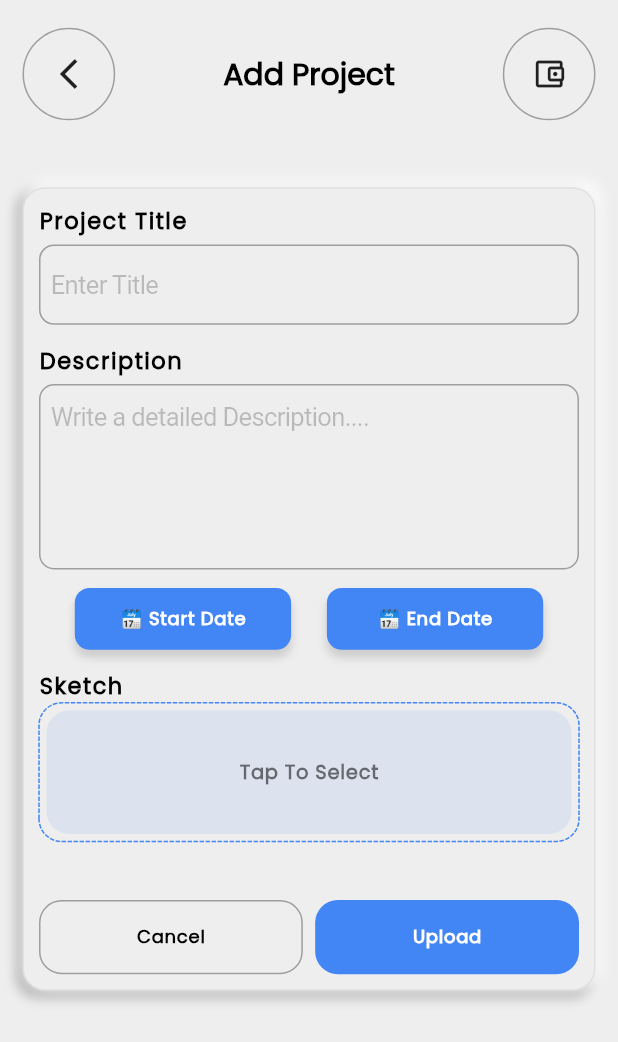
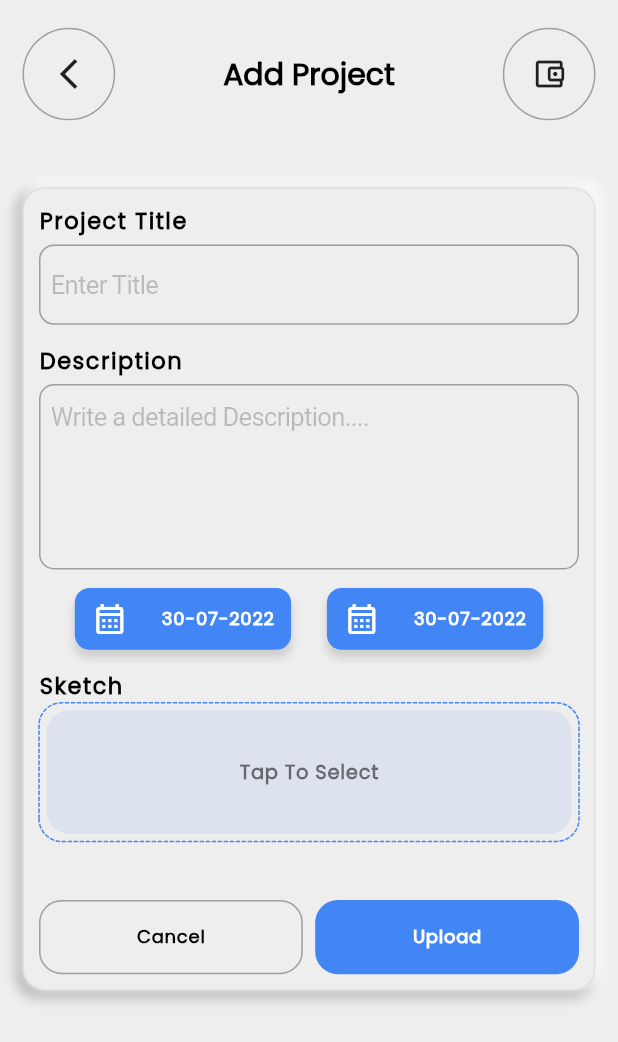
Before and after one commit to ashishashsih/miniguru, a Flutter app: the MyProjectsView screen opened by its route, on a phone screen of 412 x 824 dp. Shown: the top 1042 px of the screen. Run offline on Flutter 3.47's test engine with Material 2 defaults, Android fonts, the phone set to English and light mode, and no system bars; drawn by our look-alikes of delayed_display, dotted_border; our stand-ins replace animated_bottom_navigation_bar, auto_size_text, badges, dropdown_button2, firebase_auth, firebase_core and 14 more; missing offline and left inert: d_chart, flutter_3d_choice_chip, onboarding_animation; accounts and stored records are empty; statements that could not run were skipped.

```diff
--- a/lib/app/modules/myProjects/views/my_projects_view.dart
+++ b/lib/app/modules/myProjects/views/my_projects_view.dart
@@ -8,7 +8,10 @@ import '../controllers/my_projects_controller.dart';
 class MyProjectsView extends GetView<MyProjectsController> {
   @override
   Widget build(BuildContext context) {
-    final size = MediaQuery.of(context).size;
+    MyProjectsController controller = Get.put(MyProjectsController());
+    final size = MediaQuery
+        .of(context)
+        .size;
     //AppBar
     final appBar = SizedBox(
       height: size.width / 6,
@@ -83,13 +86,13 @@ class MyProjectsView extends GetView<MyProjectsController> {
                             color: Colors.grey.shade400,
                             blurRadius: 5,
                             spreadRadius: 2,
-                          offset: const Offset(-3,3),
+                            offset: const Offset(-3, 3),
                           ),
-                         const  BoxShadow(
+                          const BoxShadow(
                             color: Colors.white70,
                             blurRadius: 5,
                             spreadRadius: 2,
-                            offset: Offset(3,-3),
+                            offset: Offset(3, -3),
                           ),
                         ]
                     ),
@@ -144,7 +147,18 @@ class MyProjectsView extends GetView<MyProjectsController> {
                                     ),
                                   ]
                               ),
-                              child: const Center(child: Text('🗓️ Start Date',style: blueButtonSubTitle,),),
+                              child: Center(child: InkWell(onTap: () =>
+                              {
+                                controller.selectStartDate()
+                              }, child: Obx(() {
+                                return Row(
+                                  mainAxisAlignment: MainAxisAlignment.spaceAround,
+                                  children: [Icon(Icons.calendar_month_outlined,color: Colors.white,),
+                                    Text('${controller.startDate.value}',
+                                      style: blueButtonSubTitle,),
+                                  ],
+                                );
+                              })),),
                             ),
                             //Start Date Button
                             Container(
@@ -161,7 +175,19 @@ class MyProjectsView extends GetView<MyProjectsController> {
                                     ),
                                   ]
                               ),
-                              child: const Center(child: Text('🗓️ End Date',style: blueButtonSubTitle,),),
+                              child: Center(child: InkWell(onTap: () =>
+                              {
+                                controller.selectEndDate()
+                              }, child: Obx(() {
+                                return Row(
+                                  mainAxisAlignment: MainAxisAlignment.spaceAround,
+                                  children: [Icon(Icons.calendar_month_outlined,color: Colors.white,),
+                                    //SizedBox(width: 5,),
+                                    Text('${controller.endDate.value}',
+                                      style: blueButtonSubTitle,),
+                                  ],
+                                );
+                              })),),
                             ),
                           ],),
                         SizedBox(height: size.width * 0.03,),
@@ -180,7 +206,8 @@ class MyProjectsView extends GetView<MyProjectsController> {
                                 color: primaryColor.withOpacity(0.1),
                                 borderRadius: BorderRadius.circular(15)
                             ),
-                          child: const Center(child: Text('Tap To Select',style: subTitle,),),
+                            child: const Center(
+                              child: Text('Tap To Select', style: subTitle,),),
                           ),
                         ),
                         const Spacer(),
@@ -194,7 +221,8 @@ class MyProjectsView extends GetView<MyProjectsController> {
                                 border: Border.all(color: Colors.grey),
                                 borderRadius: BorderRadius.circular(15),
                               ),
-                                child: const Center(child: Text('Cancel',style: buttonSubTitleStyle,),),
+                              child: const Center(child: Text(
+                                'Cancel', style: buttonSubTitleStyle,),),
                             ),
                           ),
                           SizedBox(width: size.width * 0.02,),
@@ -206,7 +234,8 @@ class MyProjectsView extends GetView<MyProjectsController> {
                                 color: primaryColor,
                                 borderRadius: BorderRadius.circular(15),
                               ),
-                                child: const Center(child: Text('Upload',style: blueButtonSubTitle,),),
+                              child: const Center(child: Text(
+                                'Upload', style: blueButtonSubTitle,),),
                             ),
                           ),
                         ],)
```
Also changed, not shown: lib/app/modules/model/MaterialChartData.dart (added, +29 -0 lines), lib/app/modules/myProjects/controllers/my_projects_controller.dart (+64 -0 lines), lib/app/modules/progressReport/controllers/progress_report_controller.dart (+39 -1 lines), lib/app/modules/progressReport/views/progress_report_view.dart (+74 -44 lines), lib/others/api_service.dart (+18 -0 lines). Lines whose indentation alone changed are shown as unchanged.
